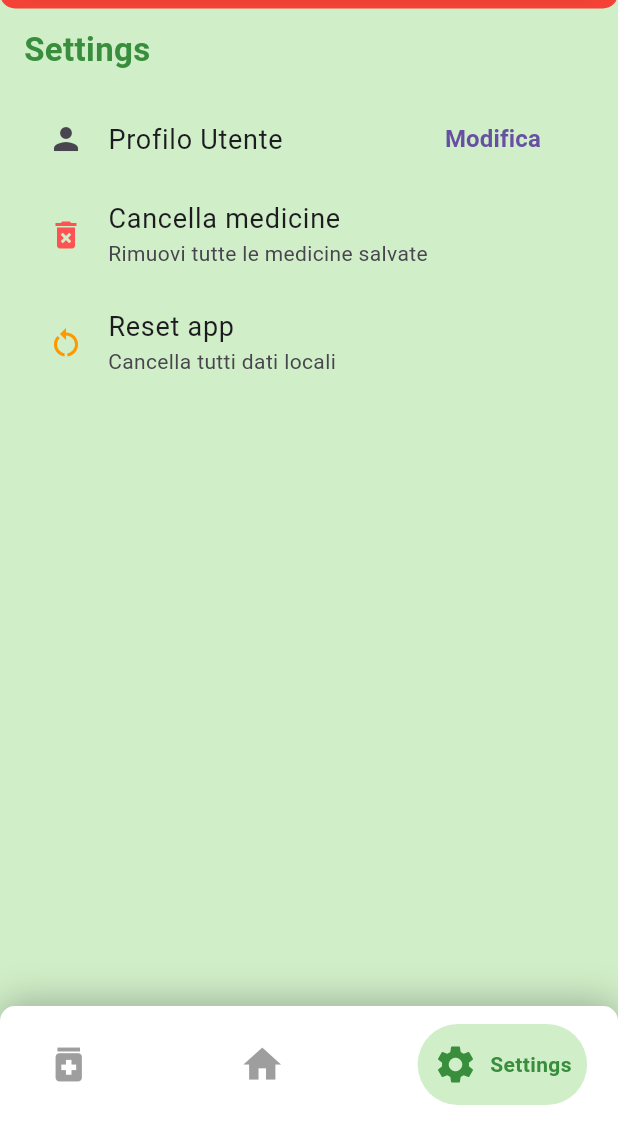
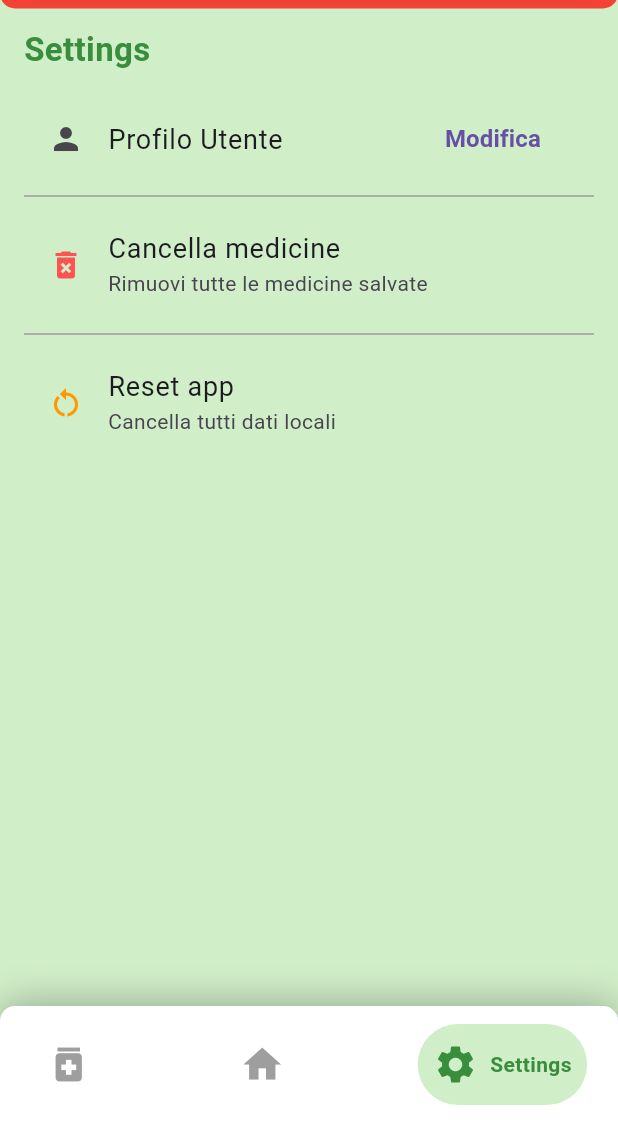
Before and after one commit to PeppPercoc/guardian_angel, a Flutter app: the MainScreen screen opened by its route, item 3 of the bottom bar chosen, on a phone screen of 412 x 824 dp, the part 113-1236 px from its top. Run offline on Flutter 3.47's test engine with Material 3 defaults, Android fonts, the phone set to English and light mode, and no system bars; drawn by our look-alikes of google_nav_bar; our stand-ins replace geocoding, geolocator, hive, hive_flutter, intl_phone_number_input, shared_preferences and 1 more; missing offline and left inert: flutter_phone_direct_caller, screen_brightness; accounts and stored records are empty.

Commit message:
Added Divider in settings_screen

```diff
--- a/lib/screens/settings_screen.dart
+++ b/lib/screens/settings_screen.dart
@@ -83,6 +83,11 @@ class _SettingsScreenState extends State<SettingsScreen> {
               ),
               onTap: () {},
             ),
+                              const Divider(
+                    thickness: 1,
+                    color: Colors.grey,
+                    height: 20,
+                  ),
             ListTile(
               leading: const Icon(
                 Icons.delete_forever,
@@ -102,6 +107,11 @@ class _SettingsScreenState extends State<SettingsScreen> {
                 if (confirm == true) await _clearMedicines();
               },
             ),
+                              const Divider(
+                    thickness: 1,
+                    color: Colors.grey,
+                    height: 20,
+                  ),
             ListTile(
               leading: const Icon(Icons.restart_alt, color: Colors.orange),
               title: const Text('Reset app'),
```
